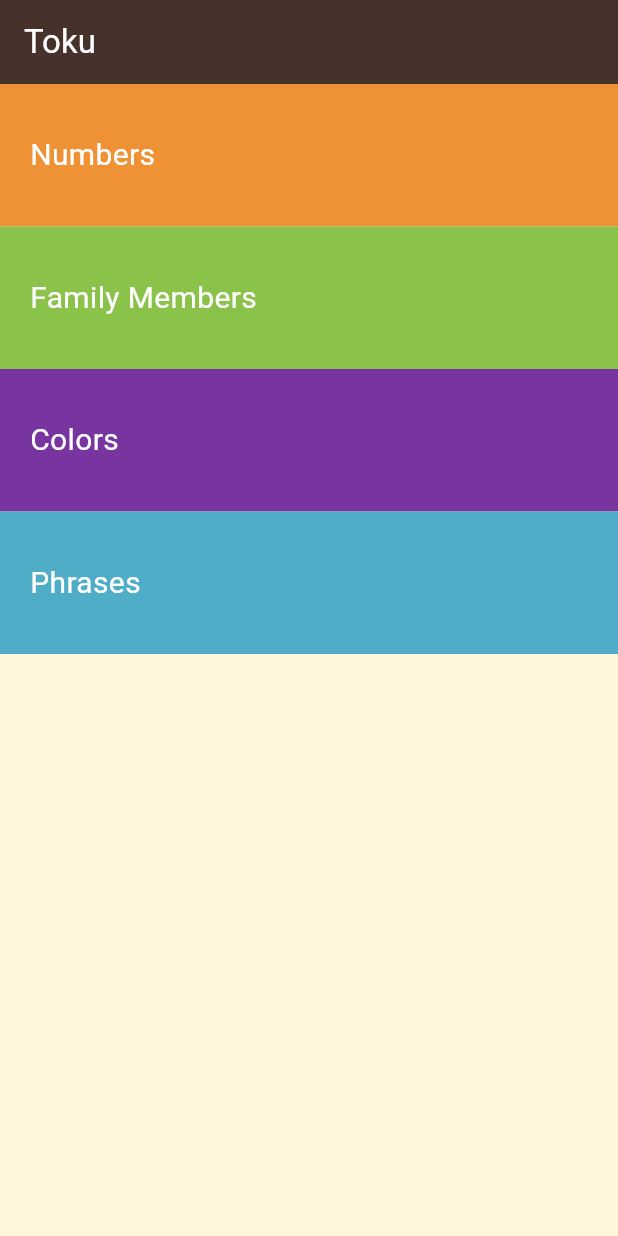
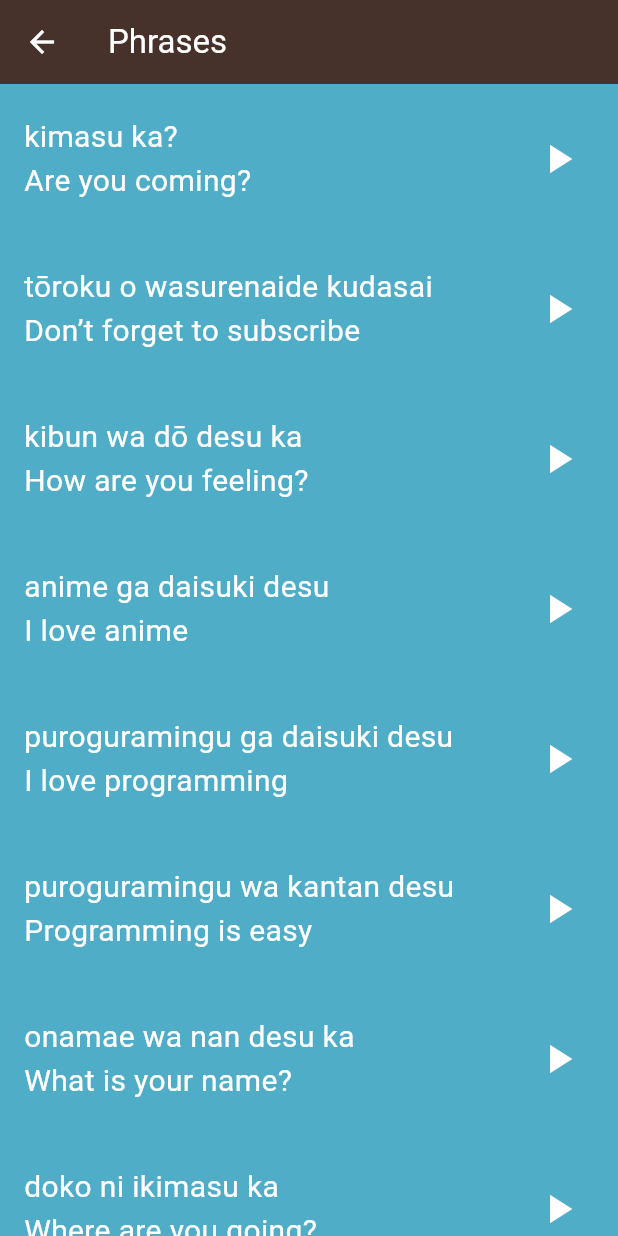
Before and after one commit to yasmin401/Language_Learning_App, a Flutter app: the screen it shows after launch, after a tap on "Phrases", on a phone screen of 412 x 824 dp. Run offline on Flutter 3.47's test engine with Material 3 defaults, Android fonts, the light colour scheme and no system bars; our stand-ins replace audioplayers.

Commit message:
Final updates

```diff
--- a/lib/Components/category_item.dart
+++ b/lib/Components/category_item.dart
@@ -2,7 +2,7 @@ import 'package:flutter/material.dart';
 
 // ignore: must_be_immutable
 class Category extends StatelessWidget {
-  Category({super.key, this.text, this.color,this.onTap});
+  Category({super.key, this.text, this.color, this.onTap});
   String? text;
   Color? color;
   Function()? onTap;
@@ -10,7 +10,7 @@ class Category extends StatelessWidget {
   @override
   Widget build(BuildContext context) {
     return GestureDetector(
-      onTap:onTap ,
+      onTap: onTap,
       child: Container(
         padding: EdgeInsets.only(left: 20),
         alignment: Alignment.centerLeft,
--- /dev/null
+++ b/lib/Components/item_info.dart
@@ -0,0 +1,41 @@
+import 'package:flutter/material.dart';
+import 'package:toku/models/item_model.dart';
+
+class ItemInfo extends StatelessWidget {
+  const ItemInfo({super.key, required this.itemModel});
+  final ItemModel itemModel;
+  @override
+  Widget build(BuildContext context) {
+    return Row(
+      children: [
+        Padding(
+          padding: const EdgeInsets.only(left: 16),
+          child: Column(
+            crossAxisAlignment: CrossAxisAlignment.start,
+            mainAxisAlignment: MainAxisAlignment.center,
+            children: [
+              Text(
+                itemModel.jpName,
+                style: TextStyle(color: Colors.white, fontSize: 20),
+              ),
+              Text(
+                itemModel.enName,
+                style: TextStyle(color: Colors.white, fontSize: 20),
+              ),
+            ],
+          ),
+        ),
+        Spacer(flex: 1),
+        Padding(
+          padding: const EdgeInsets.only(right: 16),
+          child: IconButton(
+            onPressed: () {
+              itemModel.playSound();
+            },
+            icon: Icon(Icons.play_arrow, color: Colors.white, size: 32),
+          ),
+        ),
+      ],
+    );
+  }
+}
--- a/lib/Components/list_item.dart
+++ b/lib/Components/list_item.dart
@@ -1,9 +1,9 @@
 import 'package:flutter/material.dart';
+import 'package:toku/Components/item_info.dart';
 import 'package:toku/models/item_model.dart';
-import 'package:audioplayers/audioplayers.dart';
 
 class Item extends StatelessWidget {
-  const Item({super.key, required this.itemModel,required this.color});
+  const Item({super.key, required this.itemModel, required this.color});
   final Color color;
   final ItemModel itemModel;
   @override
@@ -15,35 +15,9 @@ class Item extends StatelessWidget {
         children: [
           Container(
             color: Color(0xffFFF6DC),
-            child: Image.asset(itemModel.image),
+            child: Image.asset(itemModel.image!),
           ),
-          Padding(
-            padding: const EdgeInsets.only(left: 16),
-            child: Column(
-              mainAxisAlignment: MainAxisAlignment.center,
-              children: [
-                Text(
-                  itemModel.jpName,
-                  style: TextStyle(color: Colors.white, fontSize: 20),
-                ),
-                Text(
-                  itemModel.enName,
-                  style: TextStyle(color: Colors.white, fontSize: 20),
-                ),
-              ],
-            ),
-          ),
-          Spacer(flex: 1),
-          Padding(
-            padding: const EdgeInsets.only(right: 16),
-            child: IconButton(
-              onPressed: () async {
-                final player = AudioPlayer();
-                await player.play(AssetSource(itemModel.sound));
-              },
-              icon: Icon(Icons.play_arrow, color: Colors.white, size: 32),
-            ),
-          ),
+          Expanded(child: ItemInfo(itemModel: itemModel)),
         ],
       ),
     );
--- /dev/null
+++ b/lib/Components/phrase_item.dart
@@ -0,0 +1,17 @@
+import 'package:flutter/material.dart';
+import 'package:toku/Components/item_info.dart';
+import 'package:toku/models/item_model.dart';
+
+class PhrasesItem extends StatelessWidget {
+  const PhrasesItem({super.key, required this.color, required this.itemModel});
+  final Color color;
+  final ItemModel itemModel;
+  @override
+  Widget build(BuildContext context) {
+    return Container(
+      height: 100,
+      color: color,
+      child: Expanded(child: ItemInfo(itemModel: itemModel)),
+    );
+  }
+}
--- a/lib/models/item_model.dart
+++ b/lib/models/item_model.dart
@@ -1,13 +1,19 @@
+import 'package:audioplayers/audioplayers.dart';
+
 class ItemModel {
-  final String image;
+  final String? image;
   final String jpName;
   final String enName;
   final String sound;
 
   const ItemModel({
-    required this.image,
+    this.image,
     required this.jpName,
     required this.enName,
     required this.sound,
   });
+  playSound() async {
+    final player = AudioPlayer();
+    await player.play(AssetSource(sound));
+  }
 }
--- a/lib/screens/home_page.dart
+++ b/lib/screens/home_page.dart
@@ -3,6 +3,7 @@ import 'package:toku/Components/category_item.dart';
 import 'package:toku/screens/colors_page.dart';
 import 'package:toku/screens/family_members_page.dart';
 import 'package:toku/screens/numbers_page.dart';
+import 'package:toku/screens/phrases_page.dart';
 
 class HomePage extends StatelessWidget {
   const HomePage({super.key});
@@ -59,7 +60,20 @@ class HomePage extends StatelessWidget {
               );
             },
           ),
-          Category(text: 'Phrases', color: Color(0xff50ADC7), onTap: () {}),
+          Category(
+            text: 'Phrases',
+            color: Color(0xff50ADC7),
+            onTap: () {
+              Navigator.push(
+                context,
+                MaterialPageRoute(
+                  builder: (context) {
+                    return PhrasesPage();
+                  },
+                ),
+              );
+            },
+          ),
         ],
       ),
     );
--- a/lib/screens/numbers_page.dart
+++ b/lib/screens/numbers_page.dart
@@ -77,7 +77,8 @@ class NumbersPage extends StatelessWidget {
       ),
       body: ListView.builder(
         itemCount: numbers.length,
-        itemBuilder: (context, index) => Item(itemModel: numbers[index], color:  Color(0xffFEF9235),),
+        itemBuilder: (context, index) =>
+            Item(itemModel: numbers[index], color: Color(0xffFEF9235)),
       ),
     );
   }
--- /dev/null
+++ b/lib/screens/phrases_page.dart
@@ -0,0 +1,71 @@
+import 'package:flutter/material.dart';
+import 'package:toku/Components/phrase_item.dart';
+import 'package:toku/models/item_model.dart';
+
+class PhrasesPage extends StatelessWidget {
+  const PhrasesPage({super.key});
+
+  final List<ItemModel> numbers = const [
+    ItemModel(
+      jpName: 'kimasu ka?',
+      enName: 'Are you coming?',
+      sound: 'sounds/phrases/are_you_coming.wav',
+    ),
+    ItemModel(
+      jpName: 'tōroku o wasurenaide kudasai',
+      enName: 'Don’t forget to subscribe',
+      sound: 'sounds/phrases/dont_forget_to_subscribe.wav',
+    ),
+    ItemModel(
+      jpName: 'kibun wa dō desu ka',
+      enName: 'How are you feeling?',
+      sound: 'sounds/phrases/how_are_you_feeling.wav',
+    ),
+    ItemModel(
+      jpName: 'anime ga daisuki desu',
+      enName: 'I love anime',
+      sound: 'sounds/phrases/i_love_anime.wav',
+    ),
+    ItemModel(
+      jpName: 'puroguramingu ga daisuki desu',
+      enName: 'I love programming',
+      sound: 'sounds/phrases/i_love_programming.wav',
+    ),
+    ItemModel(
+      jpName: 'puroguramingu wa kantan desu',
+      enName: 'Programming is easy',
+      sound: 'sounds/phrases/programming_is_easy.wav',
+    ),
+    ItemModel(
+      jpName: 'onamae wa nan desu ka',
+      enName: 'What is your name?',
+      sound: 'sounds/phrases/what_is_your_name.wav',
+    ),
+    ItemModel(
+      jpName: 'doko ni ikimasu ka',
+      enName: 'Where are you going?',
+      sound: 'sounds/phrases/where_are_you_going.wav',
+    ),
+    ItemModel(
+      jpName: 'hai, ikimasu',
+      enName: 'Yes, I’m coming',
+      sound: 'sounds/phrases/yes_im_coming.wav',
+    ),
+  ];
+
+  @override
+  Widget build(BuildContext context) {
+    return Scaffold(
+      appBar: AppBar(
+        iconTheme: const IconThemeData(color: Colors.white),
+        backgroundColor: Color(0xfff46322B),
+        title: Text('Phrases', style: TextStyle(color: Colors.white)),
+      ),
+      body: ListView.builder(
+        itemCount: numbers.length,
+        itemBuilder: (context, index) =>
+            PhrasesItem(itemModel: numbers[index], color: Color(0xff50ADC7)),
+      ),
+    );
+  }
+}
```
